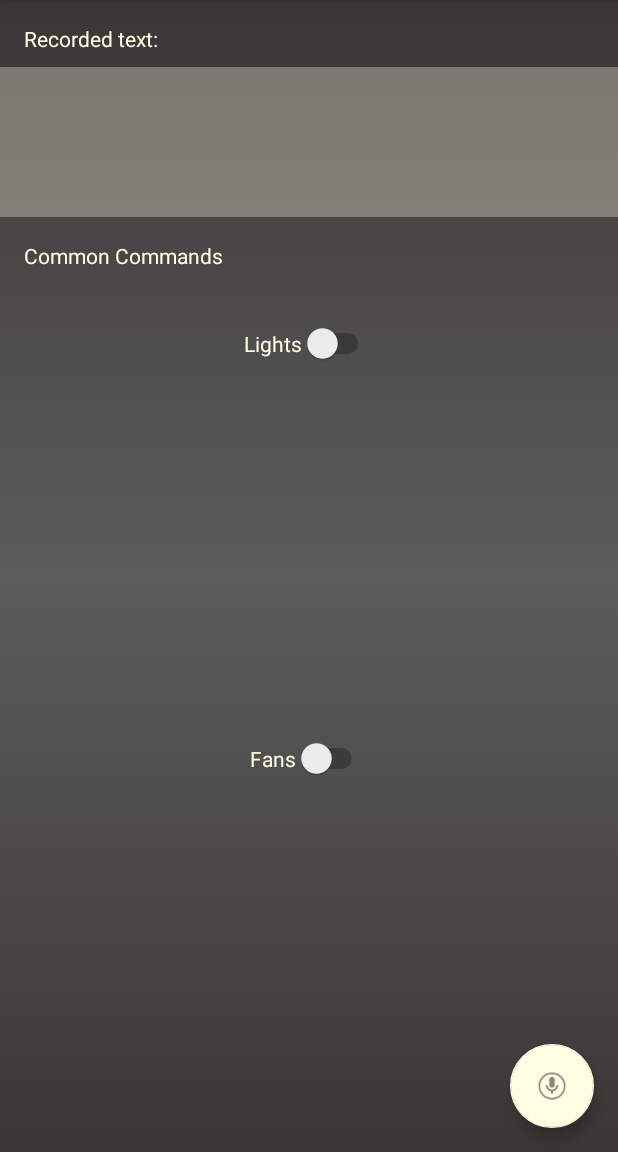
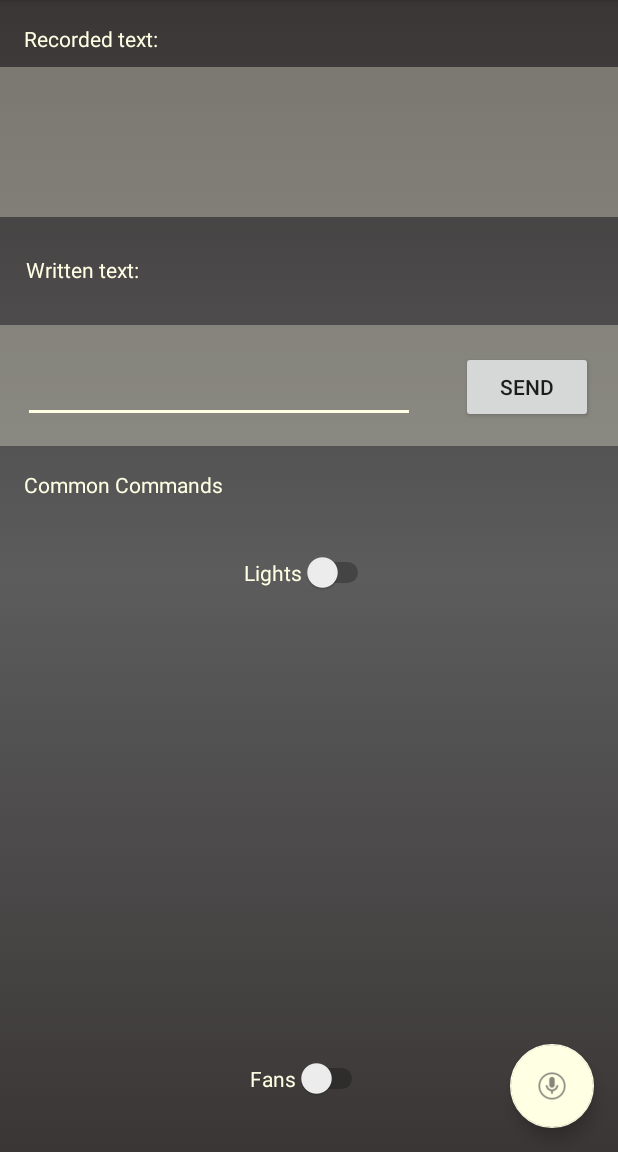
Before and after one commit to Arnie09/GLaD_OS, an Android app: the screen it shows after launch (MainActivity), in the side drawer, after a tap on "About", on a phone screen of 412 x 824 dp, the part 84-1236 px from its top. Run offline under Robolectric (Android 15) with nearby library versions, the phone set to English and light mode, and no system bars; libraries missing offline, so code that uses them is left out: org.eclipse.paho; 4 statements that could not run were skipped.

Commit message:
Added ability to send manually typed text messages via MQTT

```diff
--- a/AndroidApp/GLaD_OS/app/src/main/java/com/example/glad_os/MainActivity.java
+++ b/AndroidApp/GLaD_OS/app/src/main/java/com/example/glad_os/MainActivity.java
@@ -52,6 +52,7 @@ public class MainActivity extends AppCompatActivity
     FloatingActionButton fab;
     MqttAndroidClient client;
     DatabaseHandler databaseHandler;
+    TextView text_input;
 
     @Override
     protected void onCreate(Bundle savedInstanceState) {
@@ -60,6 +61,7 @@ public class MainActivity extends AppCompatActivity
         Toolbar toolbar = findViewById(R.id.toolbar);
         setSupportActionBar(toolbar);
         fab = findViewById(R.id.fab);
+        text_input = findViewById(R.id.inputText);
         databaseHandler = new DatabaseHandler(this);
 
         returnedText = (TextView) findViewById(R.id.resultText);
@@ -135,6 +137,17 @@ public class MainActivity extends AppCompatActivity
             });
         } catch (MqttException e) {
             e.printStackTrace();
+        }
+    }
+
+    public void TextSend(View view){
+
+        String text = text_input.getText().toString();
+        if(text.length()>0){
+            sendMessageMQTT(text);
+        }
+        else{
+            Toast.makeText(this, "Please enter some data into the field before sending", Toast.LENGTH_SHORT).show();
         }
     }
 
@@ -282,6 +295,13 @@ public class MainActivity extends AppCompatActivity
         String text = matches.get(0);
         returnedText.setText(text);
 
+        sendMessageMQTT(text);
+
+        recordButtonStatus = false;
+        fab.setBackground(getDrawable(R.drawable.microphone_button_off));
+    }
+
+    public void sendMessageMQTT(String text){
         String topic = "GladOs/messages";
         String payload = text;
         byte[] encodedPayload = new byte[0];
@@ -298,9 +318,6 @@ public class MainActivity extends AppCompatActivity
         Date dateobj = new Date();
         String currDate = df.format(dateobj);
         databaseHandler.insertData(payload,currDate);
-
-        recordButtonStatus = false;
-        fab.setBackground(getDrawable(R.drawable.microphone_button_off));
     }
 
     @Override
--- a/AndroidApp/GLaD_OS/app/src/main/res/layout/content_main.xml
+++ b/AndroidApp/GLaD_OS/app/src/main/res/layout/content_main.xml
@@ -47,20 +47,49 @@
         android:layout_width="match_parent"
         android:layout_height="wrap_content"
         android:layout_margin="16dp"
-        android:layout_marginTop="20dp"
+        android:layout_marginStart="16dp"
+        android:layout_marginTop="32dp"
+        android:layout_marginEnd="16dp"
         android:text="Common Commands"
         android:textColor="@color/colorAccent"
-        app:layout_constraintTop_toBottomOf="@+id/scroll_view"
-        tools:layout_editor_absoluteX="0dp" />
+        app:layout_constraintEnd_toEndOf="parent"
+        app:layout_constraintStart_toStartOf="parent"
+        app:layout_constraintTop_toBottomOf="@+id/linearLayout" />
+
+    <LinearLayout
+        android:id="@+id/linearLayout"
+        android:layout_width="match_parent"
+        android:layout_height="wrap_content"
+        android:layout_marginTop="27dp"
+        android:background="@color/semiTransparentBackground"
+        android:orientation="horizontal"
+        app:layout_constraintEnd_toEndOf="parent"
+        app:layout_constraintStart_toStartOf="parent"
+        app:layout_constraintTop_toBottomOf="@+id/textView3">
+
+        <EditText
+            android:id="@+id/inputText"
+            android:layout_width="261dp"
+            android:layout_height="50dp"
+            android:layout_margin="15dp" />
+
+        <Button
+            android:id="@+id/SendButton"
+            android:layout_width="wrap_content"
+            android:layout_height="wrap_content"
+            android:layout_margin="15dp"
+            android:onClick="TextSend"
+            android:text="Send" />
+    </LinearLayout>
 
     <Switch
         android:id="@+id/lights_switch"
         android:layout_width="wrap_content"
         android:layout_height="wrap_content"
-        android:layout_marginStart="25dp"
-        android:layout_marginTop="28dp"
-        android:layout_marginEnd="317dp"
         android:layout_margin="35dp"
+        android:layout_marginStart="298dp"
+        android:layout_marginTop="211dp"
+        android:layout_marginEnd="167dp"
         android:text="Lights"
         android:textColor="@color/colorAccent"
         app:layout_constraintEnd_toEndOf="parent"
@@ -71,16 +100,27 @@
         android:id="@+id/fan_switch"
         android:layout_width="wrap_content"
         android:layout_height="wrap_content"
+        android:layout_margin="35dp"
         android:layout_marginStart="16dp"
-        android:layout_marginTop="20dp"
         android:layout_marginEnd="325dp"
-        android:layout_margin="35dp"
         android:layout_marginBottom="393dp"
         android:text="Fans"
         android:textColor="@color/colorAccent"
         app:layout_constraintBottom_toBottomOf="parent"
         app:layout_constraintEnd_toEndOf="parent"
+        app:layout_constraintStart_toStartOf="parent" />
+
+    <TextView
+        android:id="@+id/textView3"
+        android:layout_width="wrap_content"
+        android:layout_height="wrap_content"
+        android:layout_marginStart="16dp"
+        android:layout_marginTop="25dp"
+        android:layout_marginEnd="318dp"
+        android:text="Written text:"
+        android:textColor="@color/colorAccent"
+        app:layout_constraintEnd_toEndOf="parent"
         app:layout_constraintStart_toStartOf="parent"
-        app:layout_constraintTop_toBottomOf="@+id/lights_switch" />
+        app:layout_constraintTop_toBottomOf="@+id/scroll_view" />
 
 </android.support.constraint.ConstraintLayout>
```
